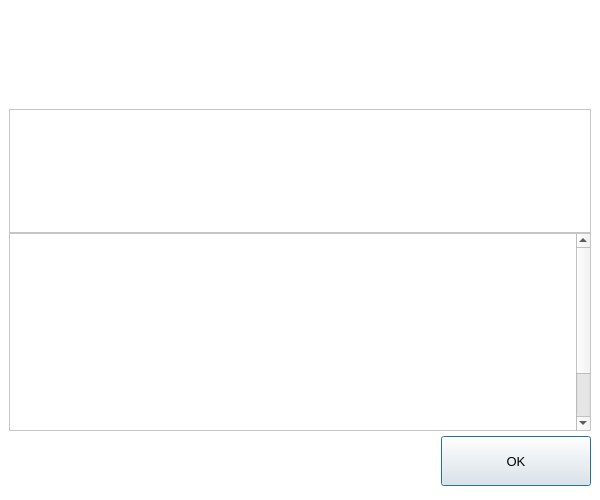
Qt form src/qt/forms/helpmessagedialog.ui (RapidsOfficial/Rapids) before a commit.
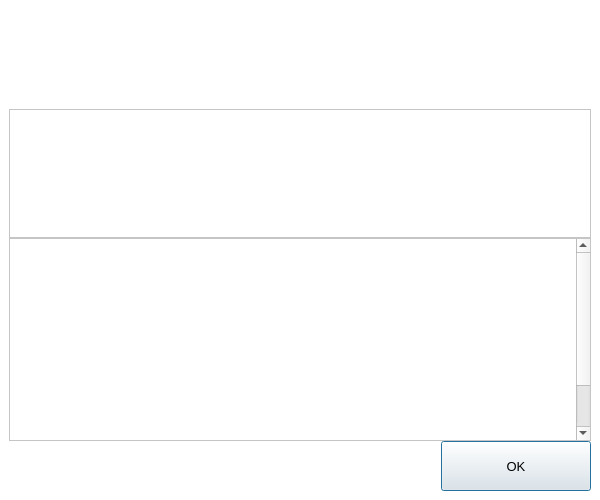
The same form after that commit. Icons and pictures are not drawn.

Diff of the .ui file:
```diff
--- a/src/qt/forms/helpmessagedialog.ui
+++ b/src/qt/forms/helpmessagedialog.ui
@@ -126,6 +126,12 @@
         </item>
         <item>
          <widget class="QScrollArea" name="scrollArea">
+                    <property name="minimumSize">
+                      <size>
+                        <width>0</width>
+                        <height>0</height>
+                      </size>
+                    </property>
           <property name="styleSheet">
            <string notr="true">#scrollArea {
 background-color:#FFFFFF;
@@ -142,7 +148,7 @@
             <rect>
              <x>0</x>
              <y>0</y>
-             <width>564</width>
+                          <width>561</width>
              <height>263</height>
             </rect>
            </property>
@@ -187,33 +193,10 @@
           </widget>
          </widget>
         </item>
-        <item alignment="Qt::AlignVCenter">
-         <widget class="QWidget" name="widget" native="true">
-          <property name="sizePolicy">
-           <sizepolicy hsizetype="Preferred" vsizetype="Preferred">
-            <horstretch>0</horstretch>
-            <verstretch>50</verstretch>
-           </sizepolicy>
-          </property>
-          <property name="minimumSize">
-           <size>
-            <width>0</width>
-            <height>60</height>
-           </size>
-          </property>
-          <layout class="QHBoxLayout" name="horizontalLayout_2">
-           <property name="leftMargin">
-            <number>0</number>
-           </property>
-           <property name="topMargin">
-            <number>0</number>
-           </property>
-           <property name="rightMargin">
-            <number>0</number>
-           </property>
-           <property name="bottomMargin">
-            <number>0</number>
-           </property>
+              </layout>
+            </item>
+            <item>
+              <layout class="QHBoxLayout" name="horizontalLayout">
            <item>
             <spacer name="horizontalSpacer">
              <property name="orientation">
@@ -221,7 +204,7 @@
              </property>
              <property name="sizeHint" stdset="0">
               <size>
-               <width>421</width>
+                        <width>40</width>
                <height>20</height>
               </size>
              </property>
@@ -238,9 +221,6 @@
              <property name="text">
               <string>OK</string>
              </property>
-            </widget>
-           </item>
-          </layout>
          </widget>
         </item>
        </layout>
```
Left out of the diff: 56 changed lines with no effect on the pictures. Lines whose indentation alone changed are shown as unchanged.
